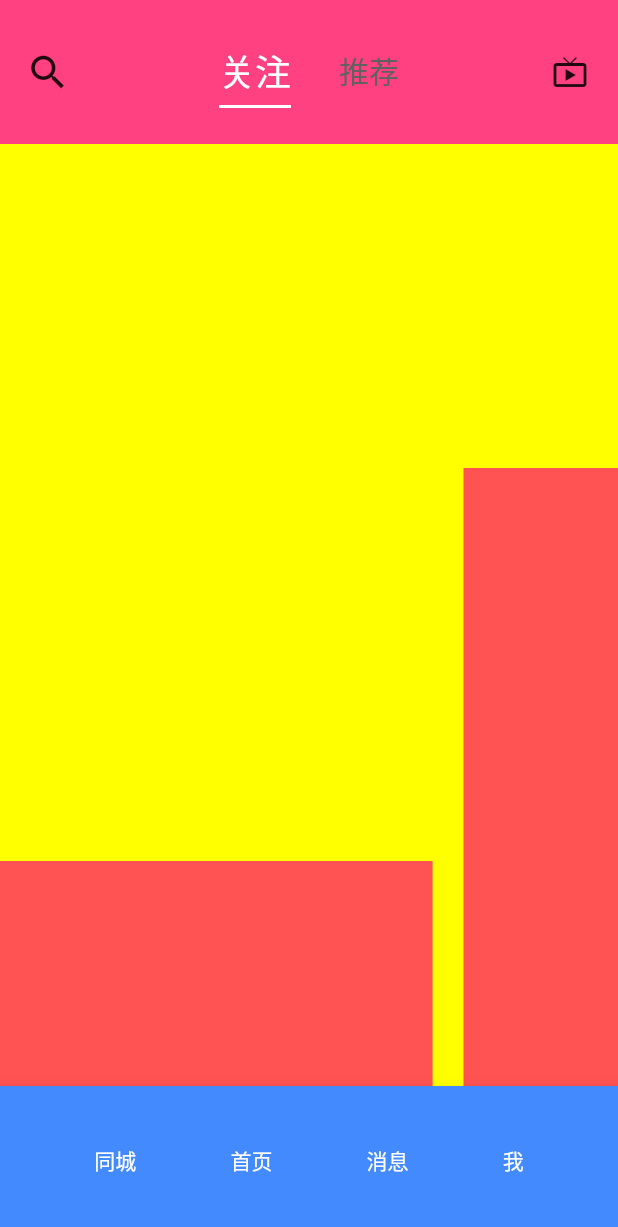
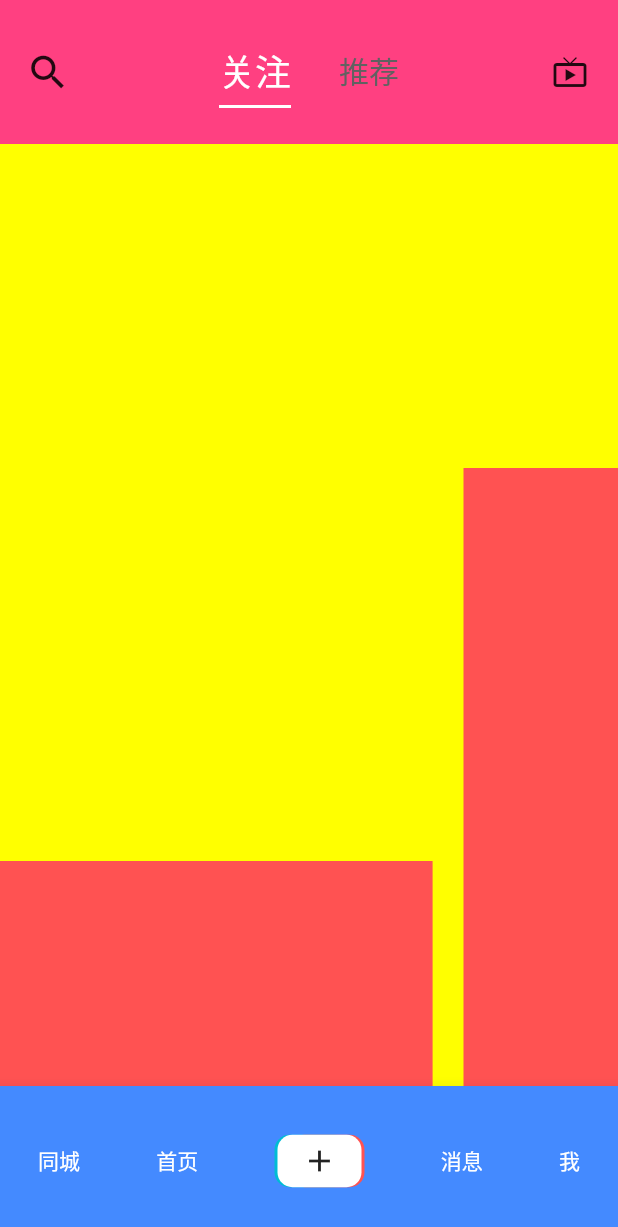
Before and after one commit to YouLe2016/flutter_learn3, a Flutter app: the DouYinPage screen opened by its route, on a phone screen of 412 x 824 dp. Shown: the top 1227 px of the screen. Run offline on Flutter 3.47's test engine with Material 2 defaults, Android fonts, the phone set to English and light mode, and no system bars; our stand-ins replace dio.

Commit message:
2019年12月6日 18:09:49

```diff
--- a/lib/douyin/douyin_page.dart
+++ b/lib/douyin/douyin_page.dart
@@ -13,17 +13,65 @@ class DouYinPage extends StatelessWidget {
           height: 100,
           decoration: BoxDecoration(color: Colors.blueAccent),
           child: Row(
-//            mainAxisAlignment: MainAxisAlignment.spaceAround,
-            mainAxisAlignment: MainAxisAlignment.spaceEvenly,
+            mainAxisAlignment: MainAxisAlignment.spaceAround,
+//            mainAxisAlignment: MainAxisAlignment.spaceEvenly,
 //            mainAxisAlignment: MainAxisAlignment.spaceBetween,
             children: <Widget>[
               Text('同城', style: TextStyle(color: Colors.white)),
               Text('首页', style: TextStyle(color: Colors.white)),
+              AddIcon(),
               Text('消息', style: TextStyle(color: Colors.white)),
               Text('我', style: TextStyle(color: Colors.white)),
             ],
           ),
         ),
+      ),
+    );
+  }
+}
+
+class AddIcon extends StatelessWidget {
+  @override
+  Widget build(BuildContext context) {
+    return Container(
+      height: 35,
+      width: 60,
+      child: Stack(
+        children: <Widget>[
+          Positioned(
+            height: 35,
+            width: 50,
+            child: Container(
+              decoration: BoxDecoration(
+                borderRadius: BorderRadius.circular(10),
+                color: Colors.cyan,
+              ),
+            ),
+          ),
+          Positioned(
+            height: 35,
+            right: 0,
+            width: 50,
+            child: Container(
+              decoration: BoxDecoration(
+                borderRadius: BorderRadius.circular(10),
+                color: Colors.redAccent,
+              ),
+            ),
+          ),
+          Positioned(
+            height: 35,
+            right: 2,
+            width: 56,
+            child: Container(
+              decoration: BoxDecoration(
+                borderRadius: BorderRadius.circular(10),
+                color: Colors.white,
+              ),
+              child: Icon(Icons.add),
+            ),
+          ),
+        ],
       ),
     );
   }
--- a/lib/widget/tabbar_widget.dart
+++ b/lib/widget/tabbar_widget.dart
@@ -22,13 +22,13 @@ class _TabBarPageState extends State<TabBarPage>
         title: Text("TabBarWidget"),
         bottom: TabBar(
           controller: _tabController,
-          indicatorPadding: EdgeInsets.symmetric(horizontal: 12),
           indicatorColor: Colors.pinkAccent,
+//          indicatorPadding: EdgeInsets.symmetric(horizontal: 12),
           indicatorSize: TabBarIndicatorSize.label,
           tabs: <Widget>[
             Tab(icon: Icon(Icons.music_note), text: "page1"),
-            Tab(text: "page2"),
-            Tab(text: "page3"),
+            Tab(icon: Icon(Icons.library_music), text: "page2"),
+            Tab(icon: Icon(Icons.queue_music), text: "page3"),
           ],
         ),
       ),
```
